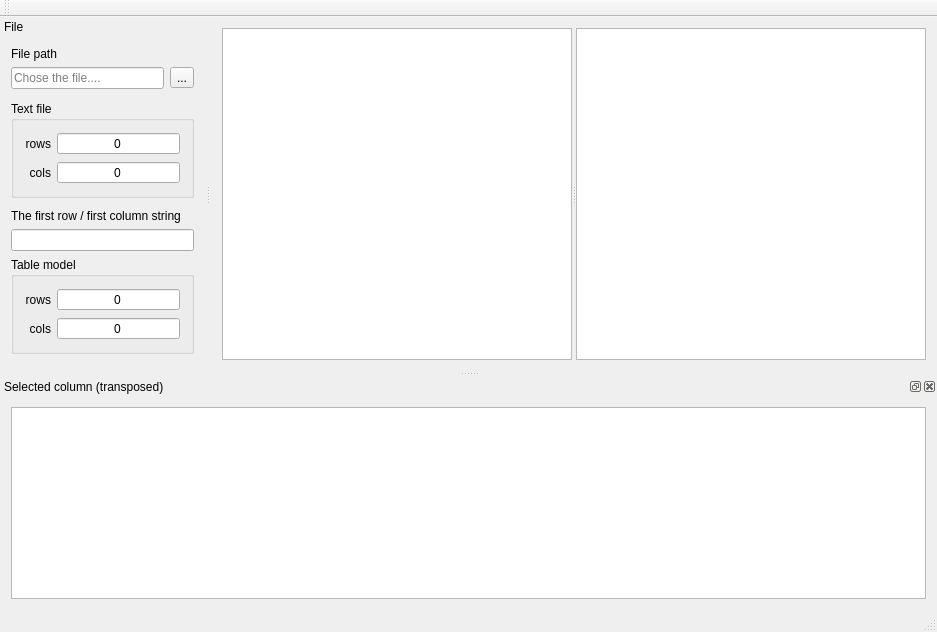
Old version of the form mainwindow.ui in the repository gurmaaan/DescriptorsView.
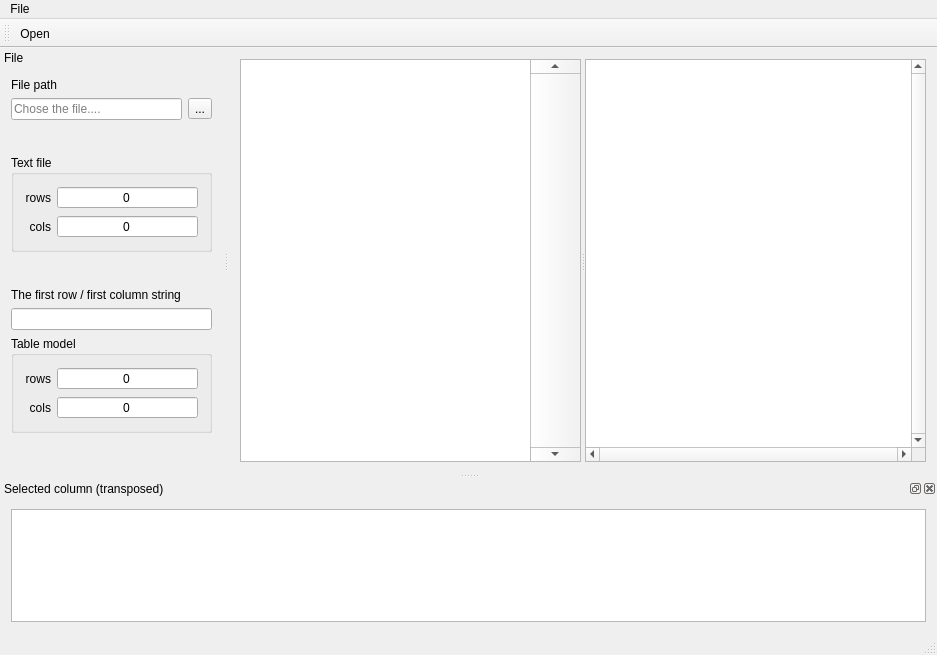
New version of the form. Icons and pictures are not drawn.

The edit to the form file:
```diff
--- a/mainwindow.ui
+++ b/mainwindow.ui
@@ -7,7 +7,7 @@
     <x>0</x>
     <y>0</y>
     <width>937</width>
-    <height>632</height>
+    <height>655</height>
    </rect>
   </property>
   <property name="windowTitle">
@@ -19,13 +19,85 @@
   </property>
   <widget class="QWidget" name="centralWidget">
    <layout class="QVBoxLayout" name="verticalLayout_2">
+    <property name="sizeConstraint">
+     <enum>QLayout::SetMaximumSize</enum>
+    </property>
     <item>
      <widget class="QSplitter" name="splitter">
       <property name="orientation">
        <enum>Qt::Horizontal</enum>
       </property>
-      <widget class="QTableView" name="tableView"/>
-      <widget class="QGraphicsView" name="chartView"/>
+      <widget class="QTableView" name="tableView">
+       <property name="minimumSize">
+        <size>
+         <width>150</width>
+         <height>0</height>
+        </size>
+       </property>
+       <property name="styleSheet">
+        <string notr="true">width:50%;
+</string>
+       </property>
+       <property name="verticalScrollBarPolicy">
+        <enum>Qt::ScrollBarAlwaysOn</enum>
+       </property>
+       <property name="horizontalScrollBarPolicy">
+        <enum>Qt::ScrollBarAlwaysOn</enum>
+       </property>
+       <property name="sizeAdjustPolicy">
+        <enum>QAbstractScrollArea::AdjustIgnored</enum>
+       </property>
+       <property name="autoScrollMargin">
+        <number>8</number>
+       </property>
+       <property name="editTriggers">
+        <set>QAbstractItemView::DoubleClicked|QAbstractItemView::EditKeyPressed</set>
+       </property>
+       <property name="alternatingRowColors">
+        <bool>true</bool>
+       </property>
+       <property name="selectionBehavior">
+        <enum>QAbstractItemView::SelectRows</enum>
+       </property>
+       <property name="textElideMode">
+        <enum>Qt::ElideMiddle</enum>
+       </property>
+       <property name="sortingEnabled">
+        <bool>false</bool>
+       </property>
+       <property name="wordWrap">
+        <bool>true</bool>
+       </property>
+       <attribute name="horizontalHeaderCascadingSectionResizes">
+        <bool>true</bool>
+       </attribute>
+       <attribute name="horizontalHeaderMinimumSectionSize">
+        <number>100</number>
+       </attribute>
+       <attribute name="horizontalHeaderShowSortIndicator" stdset="0">
+        <bool>false</bool>
+       </attribute>
+       <attribute name="horizontalHeaderStretchLastSection">
+        <bool>true</bool>
+       </attribute>
+       <attribute name="verticalHeaderCascadingSectionResizes">
+        <bool>true</bool>
+       </attribute>
+       <attribute name="verticalHeaderMinimumSectionSize">
+        <number>30</number>
+       </attribute>
+       <attribute name="verticalHeaderStretchLastSection">
+        <bool>false</bool>
+       </attribute>
+      </widget>
+      <widget class="QGraphicsView" name="chartView">
+       <property name="verticalScrollBarPolicy">
+        <enum>Qt::ScrollBarAlwaysOn</enum>
+       </property>
+       <property name="horizontalScrollBarPolicy">
+        <enum>Qt::ScrollBarAlwaysOn</enum>
+       </property>
+      </widget>
      </widget>
     </item>
    </layout>
@@ -36,9 +108,16 @@
      <x>0</x>
      <y>0</y>
      <width>937</width>
-     <height>21</height>
+     <height>22</height>
     </rect>
    </property>
+   <widget class="QMenu" name="menu">
+    <property name="title">
+     <string>File</string>
+    </property>
+    <addaction name="openFileAction"/>
+   </widget>
+   <addaction name="menu"/>
   </widget>
   <widget class="QStatusBar" name="statusBar"/>
   <widget class="QDockWidget" name="selectionDockWidget">
@@ -65,8 +144,8 @@
   <widget class="QDockWidget" name="metaDockWidget">
    <property name="minimumSize">
     <size>
-     <width>205</width>
-     <height>340</height>
+     <width>223</width>
+     <height>425</height>
     </size>
    </property>
    <property name="features">
@@ -323,13 +402,32 @@
    <property name="windowTitle">
     <string>toolBar</string>
    </property>
+   <property name="toolButtonStyle">
+    <enum>Qt::ToolButtonTextUnderIcon</enum>
+   </property>
    <attribute name="toolBarArea">
     <enum>TopToolBarArea</enum>
    </attribute>
    <attribute name="toolBarBreak">
     <bool>false</bool>
    </attribute>
+   <addaction name="openFileAction"/>
   </widget>
+  <action name="openFileAction">
+   <property name="icon">
+    <iconset resource="sources.qrc">
+     <normaloff>:/icons/icons/tableA.png</normaloff>:/icons/icons/tableA.png</iconset>
+   </property>
+   <property name="text">
+    <string>Open</string>
+   </property>
+   <property name="toolTip">
+    <string>Open comma separated file</string>
+   </property>
+   <property name="shortcut">
+    <string>Ctrl+O</string>
+   </property>
+  </action>
  </widget>
  <layoutdefault spacing="6" margin="11"/>
  <resources>
```
Left out of the diff: 3 changed lines with no effect on the pictures.
